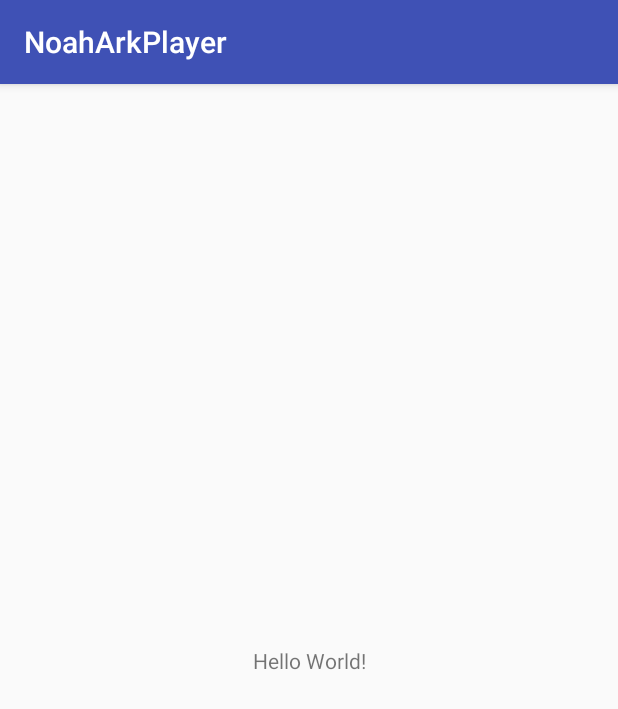
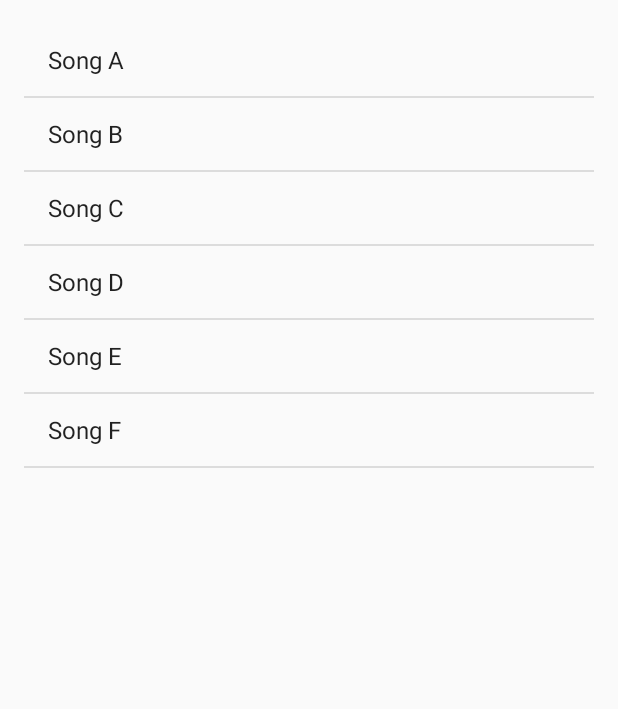
Before and after one commit to samlovespider/NoahArkPlayer, an Android app: the screen it shows after launch (MainActivity), on a phone screen of 412 x 824 dp. Shown: the top 709 px of the screen. Run offline under Robolectric (Android 15) with nearby library versions, the phone set to English and light mode, and no system bars.

Commit message:
Built basic list view for songs

```diff
--- a/app/src/main/java/com/noahark/noaharkplayer/MainActivity.java
+++ b/app/src/main/java/com/noahark/noaharkplayer/MainActivity.java
@@ -1,13 +1,39 @@
 package com.noahark.noaharkplayer;
 
 import android.support.v7.app.AppCompatActivity;
+import android.app.Activity;
 import android.os.Bundle;
+import android.view.Menu;
+import android.view.MenuItem;
+import android.view.View;
+import android.widget.AdapterView;
+import android.widget.ArrayAdapter;
+import android.widget.ListAdapter;
+import android.widget.ListView;
+import android.widget.Toast;
 
-public class MainActivity extends AppCompatActivity {
+
+public class MainActivity extends Activity {
 
     @Override
     protected void onCreate(Bundle savedInstanceState) {
         super.onCreate(savedInstanceState);
         setContentView(R.layout.activity_main);
+
+        String[] songs = {"Song A", "Song B", "Song C", "Song D", "Song E", "Song F"};
+        ListAdapter musicListAdapter = new ArrayAdapter<String>(this, android.R.layout.simple_list_item_1, songs);
+        ListView lvMusicList = (ListView) findViewById(R.id.lvMusicList);
+        lvMusicList.setAdapter(musicListAdapter);
+
+        lvMusicList.setOnItemClickListener(
+                new AdapterView.OnItemClickListener(){
+                    @Override
+                    public void onItemClick(AdapterView<?> parent, View view, int position, long id) {
+                        String song = String.valueOf(parent.getItemAtPosition(position));
+                        Toast.makeText(MainActivity.this, song, Toast.LENGTH_LONG).show();
+                    }
+                }
+        );
     }
+
 }
--- a/app/src/main/res/layout/activity_main.xml
+++ b/app/src/main/res/layout/activity_main.xml
@@ -1,19 +1,19 @@
 <?xml version="1.0" encoding="utf-8"?>
-<android.support.constraint.ConstraintLayout
+<RelativeLayout
     xmlns:android="http://schemas.android.com/apk/res/android"
-    xmlns:app="http://schemas.android.com/apk/res-auto"
     xmlns:tools="http://schemas.android.com/tools"
     android:layout_width="match_parent"
     android:layout_height="match_parent"
+    android:paddingLeft="16dp"
+    android:paddingRight="16dp"
+    android:paddingTop="16dp"
+    android:paddingBottom="16dp"
     tools:context="com.noahark.noaharkplayer.MainActivity">
 
-    <TextView
-        android:layout_width="wrap_content"
-        android:layout_height="wrap_content"
-        android:text="Hello World!"
-        app:layout_constraintBottom_toBottomOf="parent"
-        app:layout_constraintLeft_toLeftOf="parent"
-        app:layout_constraintRight_toRightOf="parent"
-        app:layout_constraintTop_toTopOf="parent"/>
+    <ListView
+        android:id="@+id/lvMusicList"
+        android:layout_width="match_parent"
+        android:layout_height="match_parent"></ListView>
 
-</android.support.constraint.ConstraintLayout>
+
+</RelativeLayout>
```
